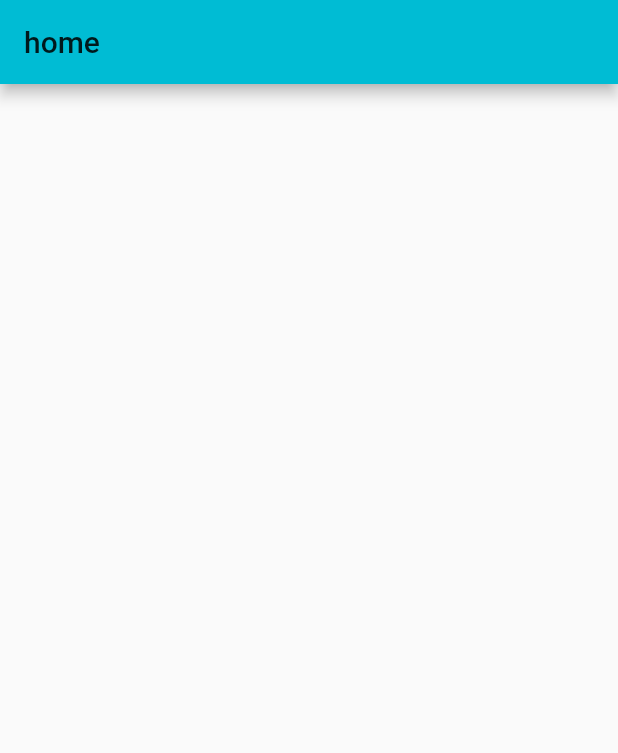
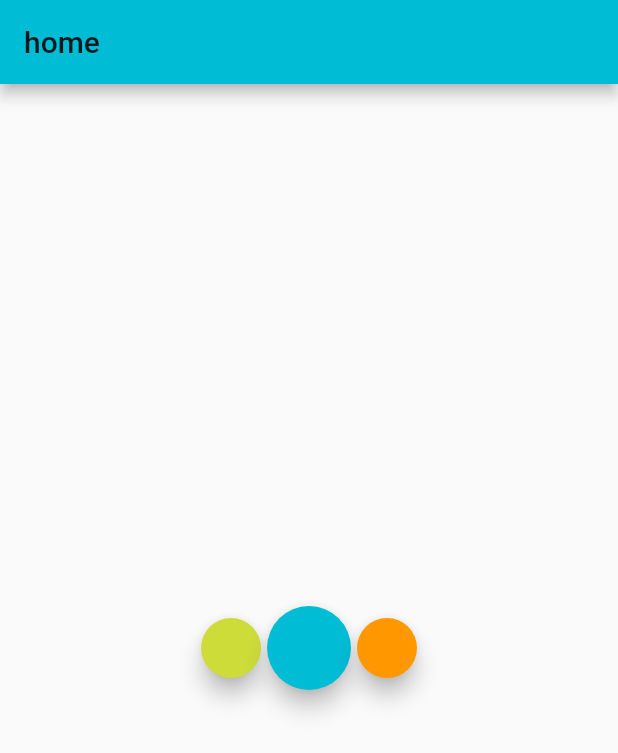
Before and after one commit to riy0/foreign_journal, a Flutter app: the screen it shows after launch, on a phone screen of 412 x 824 dp. Shown: the top 753 px of the screen. Run offline on Flutter 3.47's test engine with Material 2 defaults, Android fonts, the phone set to English and light mode, and no system bars; missing offline and left inert: speech_recognition.

Commit message:
add/simple home screen

```diff
--- a/lib/screens/home_screen.dart
+++ b/lib/screens/home_screen.dart
@@ -1,4 +1,5 @@
 import 'package:flutter/material.dart';
+import 'package:speech_recognition/speech_recognition.dart';
 
 class HomeScreen extends StatefulWidget {
   @override
@@ -6,8 +7,41 @@ class HomeScreen extends StatefulWidget {
 }
 
 class _HomeScreenState extends State<HomeScreen> {
-//  String baseUrl =
+  //  String baseUrl =
   // 'https:// @api.cloudinary.com/v1_1/demo/resources/image';
+  SpeechRecognition _speechRecognition;
+  bool _isAvailable = false;
+  bool _isListening = false;
+
+  String resultText = "";
+
+  void initState() {
+    super.initState();
+    initSpeechRecognizer();
+  }
+
+  void initSpeechRecognizer() {
+    _speechRecognition = SpeechRecognition();
+    _speechRecognition.setAvailabilityHandler(
+      (bool result) => setState(() => _isAvailable = result),
+    );
+
+    _speechRecognition.setRecognitionStartedHandler(
+      () => setState(() => _isListening = true),
+    );
+
+    _speechRecognition.setRecognitionResultHandler(
+      (String speech) => setState(() => resultText = speech),
+    );
+
+    _speechRecognition.setRecognitionCompleteHandler(
+      () => setState(() => _isListening = false),
+    );
+
+    _speechRecognition.activate().then(
+          (result) => setState(() => _isAvailable = result),
+        );
+  }
 
   @override
   Widget build(BuildContext context) {
@@ -15,7 +49,35 @@ class _HomeScreenState extends State<HomeScreen> {
       appBar: AppBar(
         title: Text('home'),
       ),
-      body: Center(),
+      body: Container(
+        child: Column(
+          mainAxisAlignment: MainAxisAlignment.center,
+          crossAxisAlignment: CrossAxisAlignment.center,
+          children: <Widget>[
+            Row(
+              mainAxisAlignment: MainAxisAlignment.center,
+              children: <Widget>[
+                FloatingActionButton(
+                  mini: true,
+                  backgroundColor: Colors.lime,
+                  onPressed: () {},
+                ),
+                FloatingActionButton(
+                  onPressed: () {},
+                ),
+                FloatingActionButton(
+                  mini: true,
+                  backgroundColor: Colors.orange,
+                  onPressed: () {},
+                ),
+              ],
+            ),
+            Container(
+              child: Text(resultText),
+            )
+          ],
+        ),
+      ),
     );
   }
 }
```
Also changed, not shown: 4 other files.
